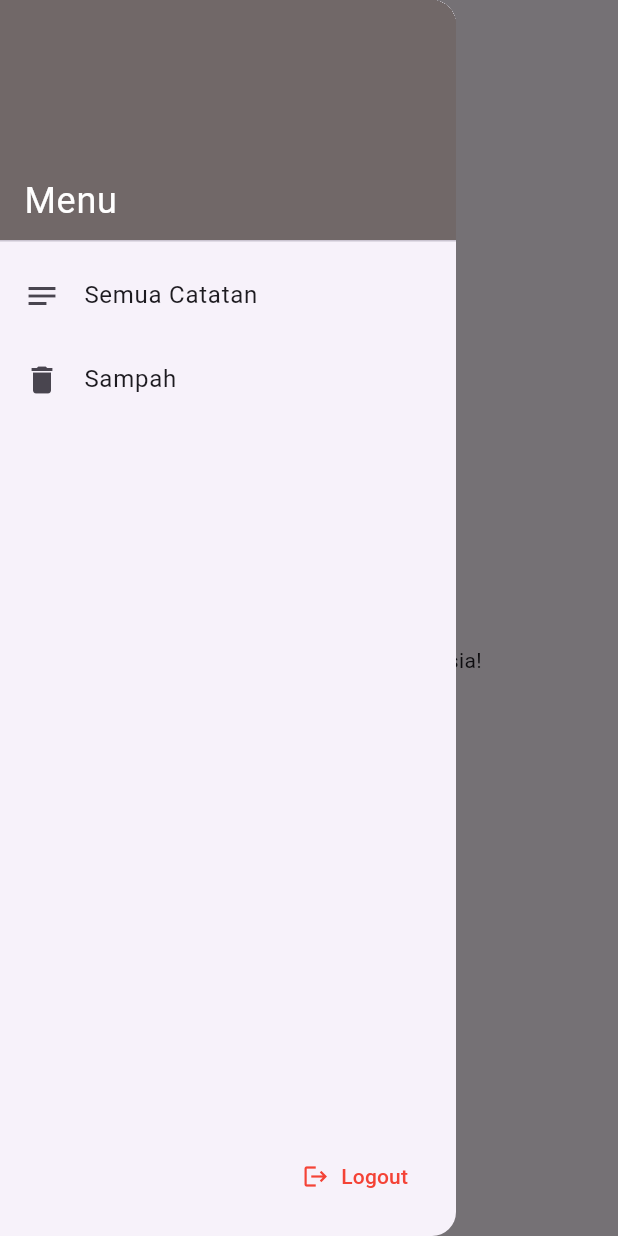
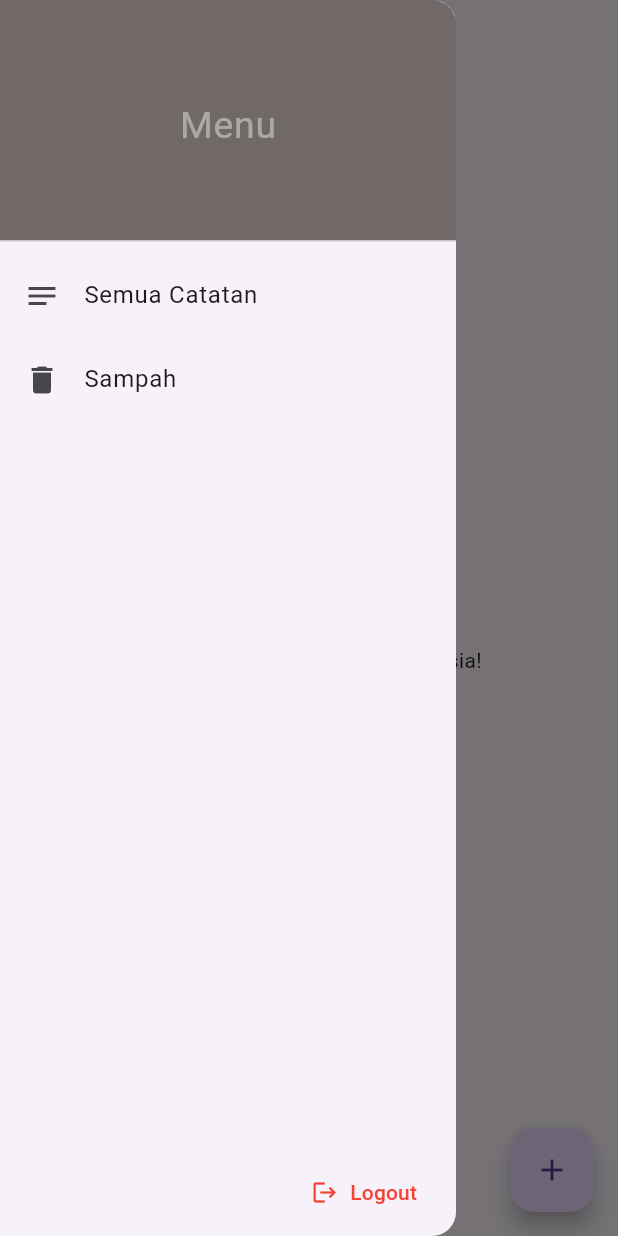
Before and after one commit to Th9o/aplikasi_catatan_rahasia, a Flutter app: the screen it shows once a user with an empty profile is signed in, with the side drawer open, on a phone screen of 412 x 824 dp. Run offline on Flutter 3.47's test engine with Material 3 defaults, Android fonts, the phone set to English and light mode, and no system bars; our stand-ins replace cloud_firestore, firebase_auth, firebase_core, flutter_secure_storage; missing offline and left inert: encrypt; accounts and stored records are empty.

Commit message:
ubah tampilan home_screen.dart(2) dan tambah file note_editor_page.dart untuk menambah catatan

```diff
--- a/lib/screens/home_screen.dart
+++ b/lib/screens/home_screen.dart
@@ -1,6 +1,7 @@
 import 'package:flutter/material.dart';
 import '../services/auth_service.dart';
 import 'login_screen.dart';
+import 'note_editor_page.dart';
 
 class HomeScreen extends StatelessWidget {
   const HomeScreen({super.key});
@@ -18,24 +19,22 @@ class HomeScreen extends StatelessWidget {
               decoration: BoxDecoration(
                 color: Color.fromRGBO(113, 104, 104, 1),
               ),
-              child: Align(
-                alignment: Alignment.bottomLeft,
+              child: Center(
                 child: Text(
                   'Menu',
                   style: TextStyle(
-                    color: Colors.white,
-                    fontSize: 24,
+                    color: Color.fromARGB(108, 255, 255, 255),
+                    fontSize: 25,
                   ),
                 ),
               ),
             ),
-            // "Semua Catatan" langsung di bawah header
             ListTile(
               leading: const Icon(Icons.notes),
               title: const Text('Semua Catatan'),
               onTap: () {
                 Navigator.pop(context);
-                // Navigasi ke halaman Semua Catatan
+                // TODO: Navigasi ke semua catatan
               },
             ),
             ListTile(
@@ -43,12 +42,12 @@ class HomeScreen extends StatelessWidget {
               title: const Text('Sampah'),
               onTap: () {
                 Navigator.pop(context);
-                // Navigasi ke halaman Sampah
+                // TODO: Navigasi ke halaman Sampah
               },
             ),
-            const Spacer(), // Mendorong Logout ke bawah
+            const Spacer(),
             Padding(
-              padding: const EdgeInsets.only(bottom: 16.0, right: 16.0),
+              padding: const EdgeInsets.only(bottom: 5.0, right: 10.0),
               child: Align(
                 alignment: Alignment.bottomRight,
                 child: TextButton.icon(
@@ -75,6 +74,16 @@ class HomeScreen extends StatelessWidget {
       body: const Center(
         child: Text("Selamat datang di Catatan Rahasia!"),
       ),
+      floatingActionButton: FloatingActionButton(
+        onPressed: () {
+          Navigator.push(
+            context,
+            MaterialPageRoute(builder: (_) => const NoteEditorPage()),
+          );
+        },
+        child: const Icon(Icons.add),
+        tooltip: 'Tambah Catatan',
+      ),
     );
   }
 }
```
Also changed, not shown: lib/screens/note_editor_page.dart (added, +84 -0 lines).
